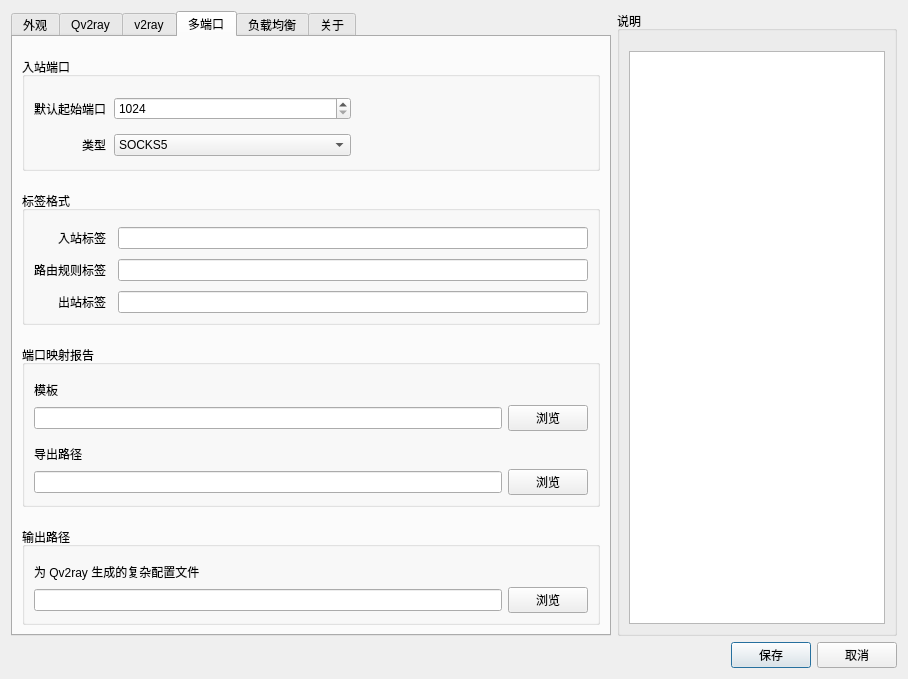
Qt form ui/settings.ui (cangyin/PQv2ray) before a commit.
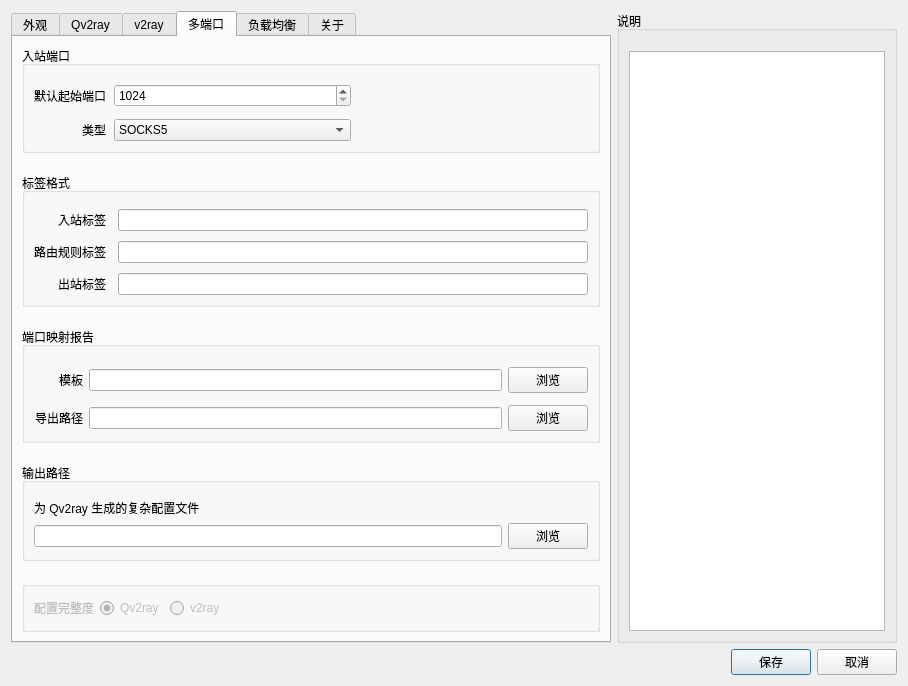
The same form after that commit. The open tabs and pages were chosen to show the change. Icons and pictures are not drawn.

Commit message: update settings 1) add profile level setting 2) update help text 3) update config.json

```diff
--- a/ui/settings.ui
+++ b/ui/settings.ui
@@ -7,7 +7,7 @@
     <x>0</x>
     <y>0</y>
     <width>908</width>
-    <height>679</height>
+    <height>686</height>
    </rect>
   </property>
   <property name="windowTitle">
@@ -446,66 +446,92 @@
       <attribute name="title">
        <string>多端口</string>
       </attribute>
-      <layout class="QGridLayout" name="gridLayout_4">
-       <property name="topMargin">
+      <layout class="QVBoxLayout" name="verticalLayout_4">
+       <property name="spacing">
         <number>20</number>
+       </property>
+       <item>
+        <widget class="QGroupBox" name="groupBox_8">
+         <property name="title">
+          <string>入站端口</string>
+         </property>
+         <layout class="QGridLayout" name="gridLayout_9">
+          <property name="topMargin">
+           <number>18</number>
        </property>
        <property name="horizontalSpacing">
+           <number>8</number>
+          </property>
+          <property name="verticalSpacing">
         <number>12</number>
        </property>
-       <property name="verticalSpacing">
-        <number>20</number>
-       </property>
-       <item row="3" column="0">
-        <widget class="QGroupBox" name="groupBox_6">
+          <item row="0" column="1">
+           <widget class="QSpinBox" name="spinDefaultPortStart">
          <property name="sizePolicy">
-          <sizepolicy hsizetype="Preferred" vsizetype="Fixed">
+             <sizepolicy hsizetype="Expanding" vsizetype="Fixed">
            <horstretch>0</horstretch>
            <verstretch>0</verstretch>
           </sizepolicy>
          </property>
-         <property name="title">
-          <string>输出路径</string>
-         </property>
-         <layout class="QGridLayout" name="gridLayout_7">
-          <property name="topMargin">
-           <number>16</number>
-          </property>
-          <property name="verticalSpacing">
-           <number>14</number>
-          </property>
-          <item row="0" column="0">
-           <layout class="QVBoxLayout" name="verticalLayout_7">
-            <property name="spacing">
-             <number>6</number>
-            </property>
-            <item>
-             <widget class="QLabel" name="label_12">
-              <property name="text">
-               <string>为 Qv2ray 生成的复杂配置文件</string>
-              </property>
-             </widget>
-            </item>
-            <item>
-             <layout class="QHBoxLayout" name="horizontalLayout_6">
-              <item>
-               <widget class="QLineEdit" name="editQvComplexConfigResultPath"/>
-              </item>
-              <item>
-               <widget class="QPushButton" name="btnBrwsQvResultPath">
-                <property name="text">
-                 <string>浏览</string>
-                </property>
-               </widget>
-              </item>
-             </layout>
-            </item>
-           </layout>
-          </item>
-         </layout>
+            <property name="minimum">
+             <number>1024</number>
+            </property>
+            <property name="maximum">
+             <number>65535</number>
+            </property>
         </widget>
        </item>
        <item row="1" column="0">
+           <widget class="QLabel" name="label_18">
+            <property name="text">
+             <string>类型</string>
+            </property>
+            <property name="alignment">
+             <set>Qt::AlignRight|Qt::AlignTrailing|Qt::AlignVCenter</set>
+            </property>
+           </widget>
+          </item>
+          <item row="0" column="0">
+           <widget class="QLabel" name="label_14">
+            <property name="text">
+             <string>默认起始端口</string>
+            </property>
+            <property name="alignment">
+             <set>Qt::AlignRight|Qt::AlignTrailing|Qt::AlignVCenter</set>
+            </property>
+           </widget>
+          </item>
+          <item row="0" column="2">
+           <spacer name="horizontalSpacer_2">
+            <property name="orientation">
+             <enum>Qt::Horizontal</enum>
+            </property>
+            <property name="sizeHint" stdset="0">
+             <size>
+              <width>40</width>
+              <height>20</height>
+             </size>
+            </property>
+           </spacer>
+          </item>
+          <item row="1" column="1">
+           <widget class="QComboBox" name="comboPortType">
+            <item>
+             <property name="text">
+              <string>SOCKS5</string>
+             </property>
+            </item>
+            <item>
+             <property name="text">
+              <string>HTTP</string>
+             </property>
+            </item>
+           </widget>
+          </item>
+         </layout>
+        </widget>
+       </item>
+       <item>
         <widget class="QGroupBox" name="groupBox_4">
          <property name="title">
           <string>标签格式</string>
@@ -562,7 +588,7 @@
          </layout>
         </widget>
        </item>
-       <item row="2" column="0">
+       <item>
         <widget class="QGroupBox" name="groupBoxMappingReport">
          <property name="sizePolicy">
           <sizepolicy hsizetype="Preferred" vsizetype="Fixed">
@@ -573,62 +599,59 @@
          <property name="title">
           <string>端口映射报告</string>
          </property>
-         <layout class="QGridLayout" name="gridLayout_5">
+         <layout class="QGridLayout" name="gridLayout_4">
           <property name="topMargin">
-           <number>16</number>
-          </property>
-          <property name="horizontalSpacing">
-           <number>2</number>
+           <number>20</number>
           </property>
           <property name="verticalSpacing">
-           <number>14</number>
+           <number>12</number>
           </property>
           <item row="0" column="0">
-           <layout class="QVBoxLayout" name="verticalLayout_4">
-            <property name="spacing">
-             <number>6</number>
-            </property>
-            <item>
              <widget class="QLabel" name="label">
+            <property name="sizePolicy">
+             <sizepolicy hsizetype="Preferred" vsizetype="Preferred">
+              <horstretch>0</horstretch>
+              <verstretch>0</verstretch>
+             </sizepolicy>
+            </property>
               <property name="text">
                <string>模板</string>
               </property>
-             </widget>
-            </item>
-            <item>
-             <layout class="QHBoxLayout" name="horizontalLayout_3">
-              <item>
+            <property name="alignment">
+             <set>Qt::AlignRight|Qt::AlignTrailing|Qt::AlignVCenter</set>
+            </property>
+           </widget>
+          </item>
+          <item row="0" column="1">
                <widget class="QLineEdit" name="editMappingReportTemplatePath"/>
               </item>
-              <item>
+          <item row="0" column="2">
                <widget class="QPushButton" name="btnBrwsMappingReportTemplPath">
                 <property name="text">
                  <string>浏览</string>
                 </property>
                </widget>
               </item>
-             </layout>
-            </item>
-           </layout>
-          </item>
           <item row="1" column="0">
-           <layout class="QVBoxLayout" name="verticalLayout_5">
-            <property name="spacing">
-             <number>6</number>
-            </property>
-            <item>
              <widget class="QLabel" name="label_9">
+            <property name="sizePolicy">
+             <sizepolicy hsizetype="Preferred" vsizetype="Preferred">
+              <horstretch>0</horstretch>
+              <verstretch>0</verstretch>
+             </sizepolicy>
+            </property>
               <property name="text">
                <string>导出路径</string>
               </property>
-             </widget>
-            </item>
-            <item>
-             <layout class="QHBoxLayout" name="horizontalLayout_4">
-              <item>
+            <property name="alignment">
+             <set>Qt::AlignRight|Qt::AlignTrailing|Qt::AlignVCenter</set>
+            </property>
+           </widget>
+          </item>
+          <item row="1" column="1">
                <widget class="QLineEdit" name="editMappingReportResultPath"/>
               </item>
-              <item>
+          <item row="1" column="2">
                <widget class="QPushButton" name="btnBrwsMappingReportResultPath">
                 <property name="text">
                  <string>浏览</string>
@@ -636,65 +659,101 @@
                </widget>
               </item>
              </layout>
-            </item>
-           </layout>
-          </item>
-         </layout>
         </widget>
        </item>
-       <item row="0" column="0">
-        <widget class="QGroupBox" name="groupBox_8">
+       <item>
+        <widget class="QGroupBox" name="groupBox_6">
+         <property name="sizePolicy">
+          <sizepolicy hsizetype="Preferred" vsizetype="Fixed">
+           <horstretch>0</horstretch>
+           <verstretch>0</verstretch>
+          </sizepolicy>
+         </property>
          <property name="title">
-          <string>入站端口</string>
+          <string>输出路径</string>
          </property>
-         <layout class="QGridLayout" name="gridLayout_9">
+         <layout class="QGridLayout" name="gridLayout_7">
           <property name="topMargin">
-           <number>18</number>
-          </property>
-          <property name="horizontalSpacing">
-           <number>8</number>
+           <number>16</number>
           </property>
           <property name="verticalSpacing">
-           <number>12</number>
+           <number>14</number>
           </property>
-          <item row="0" column="1">
-           <widget class="QSpinBox" name="spinDefaultPortStart">
+          <item row="0" column="0">
+           <layout class="QVBoxLayout" name="verticalLayout_7">
+            <property name="spacing">
+             <number>6</number>
+            </property>
+            <item>
+             <widget class="QLabel" name="label_12">
+              <property name="text">
+               <string>为 Qv2ray 生成的复杂配置文件</string>
+              </property>
+             </widget>
+            </item>
+            <item>
+             <layout class="QHBoxLayout" name="horizontalLayout_6">
+              <item>
+               <widget class="QLineEdit" name="editQvComplexConfigResultPath"/>
+              </item>
+              <item>
+               <widget class="QPushButton" name="btnBrwsQvResultPath">
+                <property name="text">
+                 <string>浏览</string>
+                </property>
+               </widget>
+              </item>
+             </layout>
+            </item>
+           </layout>
+          </item>
+         </layout>
+        </widget>
+       </item>
+       <item>
+        <widget class="QGroupBox" name="groupBox_3">
+         <property name="enabled">
+          <bool>false</bool>
+         </property>
+         <property name="title">
+          <string/>
+         </property>
+         <layout class="QHBoxLayout" name="horizontalLayout_2">
+          <item>
+           <widget class="QLabel" name="label_13">
             <property name="sizePolicy">
-             <sizepolicy hsizetype="Expanding" vsizetype="Fixed">
+             <sizepolicy hsizetype="Preferred" vsizetype="Preferred">
               <horstretch>0</horstretch>
               <verstretch>0</verstretch>
              </sizepolicy>
             </property>
-            <property name="minimum">
-             <number>1024</number>
+            <property name="text">
+             <string>配置完整度</string>
             </property>
-            <property name="maximum">
-             <number>65535</number>
+            <property name="alignment">
+             <set>Qt::AlignRight|Qt::AlignTrailing|Qt::AlignVCenter</set>
             </property>
            </widget>
           </item>
-          <item row="1" column="0">
-           <widget class="QLabel" name="label_18">
+          <item>
+           <widget class="QRadioButton" name="rbtnProfileLevelQv">
             <property name="text">
-             <string>类型</string>
+             <string>Qv2ray</string>
             </property>
-            <property name="alignment">
-             <set>Qt::AlignRight|Qt::AlignTrailing|Qt::AlignVCenter</set>
+            <property name="checked">
+             <bool>true</bool>
             </property>
            </widget>
           </item>
-          <item row="0" column="0">
-           <widget class="QLabel" name="label_14">
+          <item>
+           <widget class="QRadioButton" name="rbtnProfileLevelV2">
             <property name="text">
-             <string>默认起始端口</string>
+             <string>v2ray</string>
             </property>
-            <property name="alignment">
-             <set>Qt::AlignRight|Qt::AlignTrailing|Qt::AlignVCenter</set>
-            </property>
            </widget>
           </item>
-          <item row="0" column="2">
-           <spacer name="horizontalSpacer_2">
+          <item>
+           <spacer name="horizontalSpacer_6">
             <property name="orientation">
              <enum>Qt::Horizontal</enum>
             </property>
@@ -706,20 +765,6 @@
             </property>
            </spacer>
           </item>
-          <item row="1" column="1">
-           <widget class="QComboBox" name="comboPortType">
-            <item>
-             <property name="text">
-              <string>SOCKS5</string>
-             </property>
-            </item>
-            <item>
-             <property name="text">
-              <string>HTTP</string>
-             </property>
-            </item>
-           </widget>
-          </item>
          </layout>
         </widget>
        </item>
@@ -809,6 +854,70 @@
         </item>
        </layout>
       </widget>
+      <widget class="QGroupBox" name="groupBox_5">
+       <property name="enabled">
+        <bool>false</bool>
+       </property>
+       <property name="geometry">
+        <rect>
+         <x>20</x>
+         <y>310</y>
+         <width>541</width>
+         <height>51</height>
+        </rect>
+       </property>
+       <property name="title">
+        <string/>
+       </property>
+       <layout class="QHBoxLayout" name="horizontalLayout_3">
+        <item>
+         <widget class="QLabel" name="label_21">
+          <property name="sizePolicy">
+           <sizepolicy hsizetype="Preferred" vsizetype="Preferred">
+            <horstretch>0</horstretch>
+            <verstretch>0</verstretch>
+           </sizepolicy>
+          </property>
+          <property name="text">
+           <string>配置完整度</string>
+          </property>
+          <property name="alignment">
+           <set>Qt::AlignRight|Qt::AlignTrailing|Qt::AlignVCenter</set>
+          </property>
+         </widget>
+        </item>
+        <item>
+         <widget class="QRadioButton" name="rbtnProfileLevelQv_2">
+          <property name="text">
+           <string>Qv2ray</string>
+          </property>
+          <property name="checked">
+           <bool>true</bool>
+          </property>
+         </widget>
+        </item>
+        <item>
+         <widget class="QRadioButton" name="rbtnProfileLevelV2_2">
+          <property name="text">
+           <string>v2ray</string>
+          </property>
+         </widget>
+        </item>
+        <item>
+         <spacer name="horizontalSpacer_7">
+          <property name="orientation">
+           <enum>Qt::Horizontal</enum>
+          </property>
+          <property name="sizeHint" stdset="0">
+           <size>
+            <width>40</width>
+            <height>20</height>
+           </size>
+          </property>
+         </spacer>
+        </item>
+       </layout>
+      </widget>
      </widget>
      <widget class="QWidget" name="tab_5">
       <attribute name="title">
```
Left out of the diff: 2 changed lines with no effect on the pictures. Lines whose indentation alone changed are shown as unchanged. The commit also changes 4 other files.
